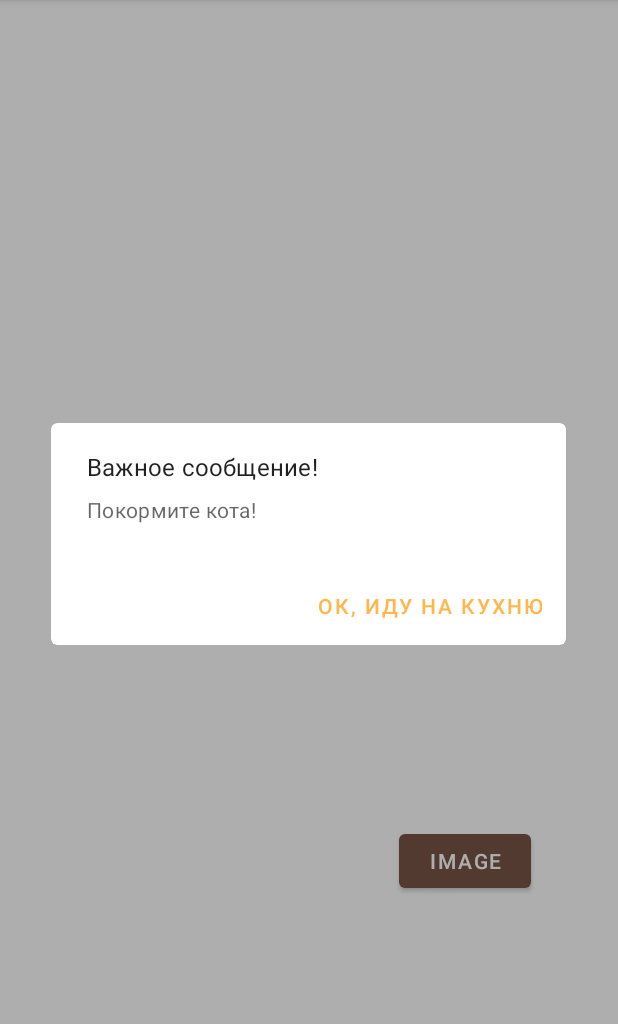
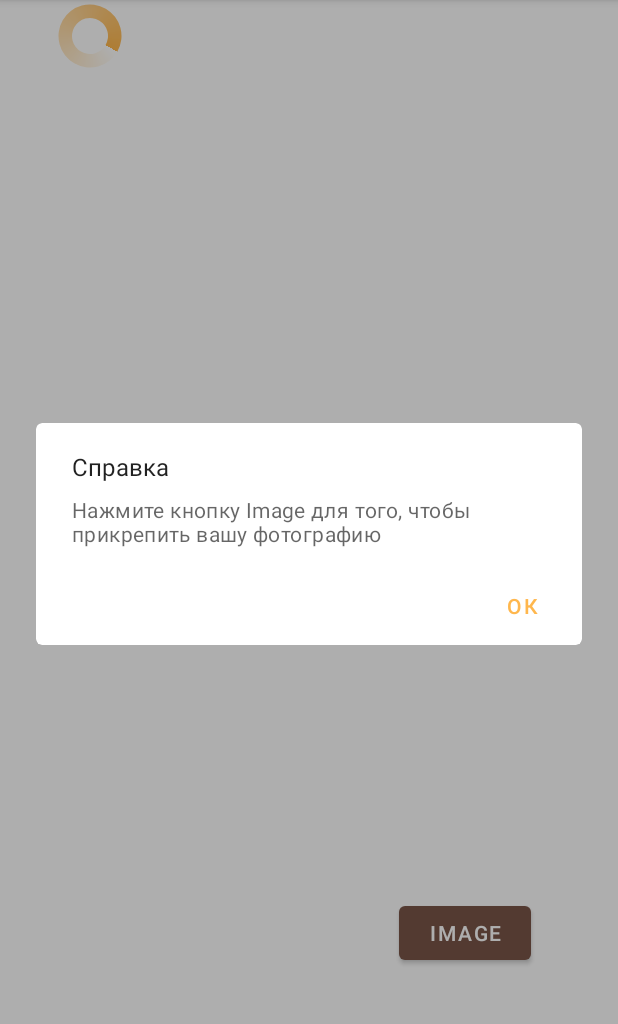
Before and after one commit to caprize/FoodFind_graduate_project, an Android app: the fragment FoodGridFragment placed in its activity, on a phone screen of 412 x 824 dp, the part 84-1108 px from its top. Run offline under Robolectric (Android 15) with nearby library versions, the phone set to English and light mode, and no system bars.

Commit message:
created progress bar. EDIT it!

```diff
--- a/app/src/main/java/com/example/samsung_project/FoodGridFragment.java
+++ b/app/src/main/java/com/example/samsung_project/FoodGridFragment.java
@@ -15,6 +15,7 @@ import android.view.MenuInflater;
 import android.view.View;
 import android.view.ViewGroup;
 import android.view.animation.AccelerateDecelerateInterpolator;
+import android.widget.ProgressBar;
 import android.widget.Toast;
 
 import androidx.annotation.NonNull;
@@ -38,6 +39,7 @@ import static android.app.Activity.RESULT_OK;
 
 public class FoodGridFragment extends Fragment {
     static final int GALLERY_REQUEST = 1;
+    View view;
     public String res = null;
     public static final MediaType String = MediaType.get("application/string; charset=utf-8");
     private void setUpToolbar(View view) {
@@ -72,18 +74,19 @@ public class FoodGridFragment extends Fragment {
     public View onCreateView(
             @NonNull LayoutInflater inflater, ViewGroup container, Bundle savedInstanceState) {
         // Inflate the layout for this fragment with the ProductGrid theme
-        View view = inflater.inflate(R.layout.food_grid_fragment, container, false);
+        view = inflater.inflate(R.layout.food_grid_fragment, container, false);
         MaterialAlertDialogBuilder builder = new MaterialAlertDialogBuilder(getContext());
-        builder.setTitle("Важное сообщение!")
-                .setMessage("Покормите кота!")
-                .setPositiveButton("ОК, иду на кухню", new DialogInterface.OnClickListener() {
+        builder.setTitle("Справка")
+                .setMessage("Нажмите кнопку Image для того, чтобы прикрепить вашу фотографию")
+                .setPositiveButton("ОК", new DialogInterface.OnClickListener() {
                     public void onClick(DialogInterface dialog, int id) {
                         // Закрываем окно
                         dialog.cancel();
                     }
                 });
         builder.show();
-
+        ProgressBar progressBar = (ProgressBar) view.findViewById(R.id.progress_bar);
+        progressBar.setVisibility(ProgressBar.VISIBLE);
         // Set up the toolbar
         setUpToolbar(view);
 
@@ -123,9 +126,11 @@ public class FoodGridFragment extends Fragment {
 //                        api.postimage(req,context);
                         Runnable task = () -> {
                             try {
+
                                 response[0] = image.post1(url,req);
                                 res = response[0];
-                                ((NavigationHost) getActivity()).navigateTo(new FoodChoice(res), false);
+
+                                ((NavigationHost) getActivity()).navigateTo(new FoodChoice(res), true);
 
                             } catch (IOException e) {
                                 e.printStackTrace();
--- a/app/src/main/java/com/example/samsung_project/adapter/DishAdapter.java
+++ b/app/src/main/java/com/example/samsung_project/adapter/DishAdapter.java
@@ -91,7 +91,7 @@ public class DishAdapter extends RecyclerView.Adapter<DishAdapter.DishViewHolder
                 Runnable task = () -> {
                     try {
                         recipeMap[0] =imageGet.postRecipe(url, req);
-                        ((NavigationHost) activity).navigateTo(new RecipeFragment(recipeMap[0].files,req,bitmap), false); // Navigate to the next Fragment
+                        ((NavigationHost) activity).navigateTo(new RecipeFragment(recipeMap[0].files,req,bitmap), true); // Navigate to the next Fragment
                     } catch (IOException | JSONException e) {
                         e.printStackTrace();
                     }
--- /dev/null
+++ b/app/src/main/res/drawable/progressbar.xml
@@ -0,0 +1,24 @@
+<?xml version="1.0" encoding="utf-8"?>
+<animated-rotate xmlns:android="http://schemas.android.com/apk/res/android"
+    android:pivotX="50%"
+    android:pivotY="50%" >
+
+    <shape
+        android:innerRadiusRatio="4"
+        android:shape="ring"
+        android:thicknessRatio="5.333"
+        android:useLevel="false" >
+        <size
+            android:height="18dip"
+            android:width="18dip" />
+
+        <gradient
+            android:centerColor="#886688cc"
+            android:centerY="0.50"
+            android:endColor="#ff6688cc"
+            android:startColor="#006688cc"
+            android:type="sweep"
+            android:useLevel="false" />
+    </shape>
+
+</animated-rotate>
--- a/app/src/main/res/layout/food_grid_fragment.xml
+++ b/app/src/main/res/layout/food_grid_fragment.xml
@@ -15,6 +15,14 @@
         android:paddingTop="88dp">
 
         <include layout="@layout/backdrop" />
+
+        <ProgressBar
+            android:layout_width="wrap_content"
+            android:layout_height="wrap_content"
+            android:layout_marginLeft="20dip"
+            android:indeterminateDrawable="@drawable/progressbar"
+            android:indeterminateOnly="true"
+            android:indeterminateTint="@color/colorPrimary" />
 
 
     </LinearLayout>
@@ -39,6 +47,7 @@
 
     </com.google.android.material.appbar.AppBarLayout>
 
+
     <androidx.core.widget.NestedScrollView
         android:id="@+id/product_grid"
         android:layout_width="match_parent"
@@ -48,6 +57,20 @@
         android:paddingStart="@dimen/product_grid_spacing"
         android:paddingEnd="@dimen/product_grid_spacing"
         app:layout_behavior="@string/appbar_scrolling_view_behavior">
+
+        <LinearLayout
+            android:layout_width="match_parent"
+            android:layout_height="wrap_content"
+            android:orientation="vertical">
+        <ProgressBar
+            android:id="@+id/progress_bar"
+            android:layout_width="wrap_content"
+            android:layout_height="wrap_content"
+            android:layout_marginLeft="20dip"
+            android:indeterminateDrawable="@drawable/progressbar"
+            android:indeterminateTint="@color/colorPrimary"
+            android:indeterminateOnly="true" />
+
 
         <com.google.android.material.button.MaterialButton
             android:id="@+id/image_button"
@@ -63,6 +86,7 @@
             android:text="@string/button_image"
             android:layout_marginEnd="10dp"
             android:layout_marginStart="250dp" />
+        </LinearLayout>
 
     </androidx.core.widget.NestedScrollView>
 
--- a/app/src/main/res/values/styles.xml
+++ b/app/src/main/res/values/styles.xml
@@ -79,6 +79,10 @@
         <item name="cornerSize">4dp</item>
     </style>
 
+    <style name="CircularProgress" parent="Theme.AppCompat.Light">
+        <item name="colorAccent">@android:color/holo_green_light</item>
+        <item name="colorPrimary">@color/colorPrimary</item>
+    </style>
 
     <style name="ThemeOverlay.App.MaterialAlertDialog" parent="ThemeOverlay.MaterialComponents.MaterialAlertDialog">
         <item name="colorPrimary">@color/colorPrimary</item>
```
Also changed, not shown: app/src/main/res/layout/backdrop.xml (+5 -17 lines), app/src/main/res/layout/login_fragment.xml (+4 -11 lines), app/src/main/res/drawable/logo.jpeg (added), app/src/main/res/drawable/logo.png (deleted).
